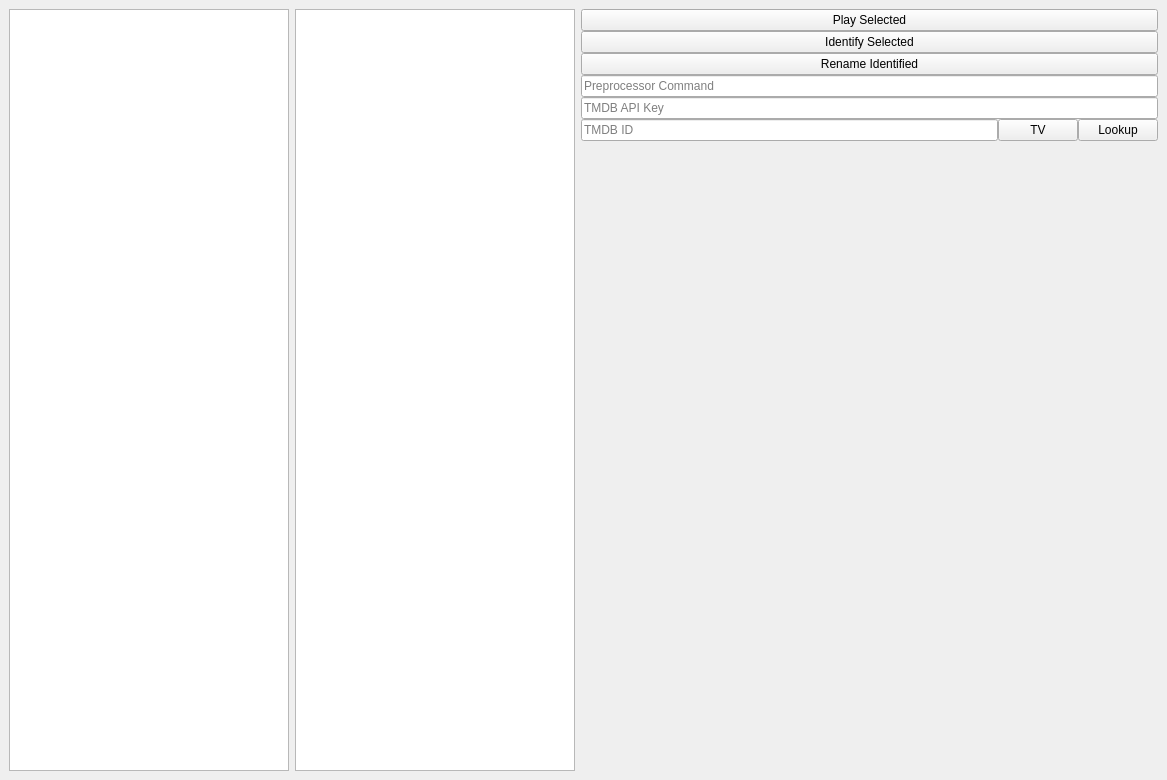
ryanknu/rkworkbench, file mainwindow.ui: the form before one commit.
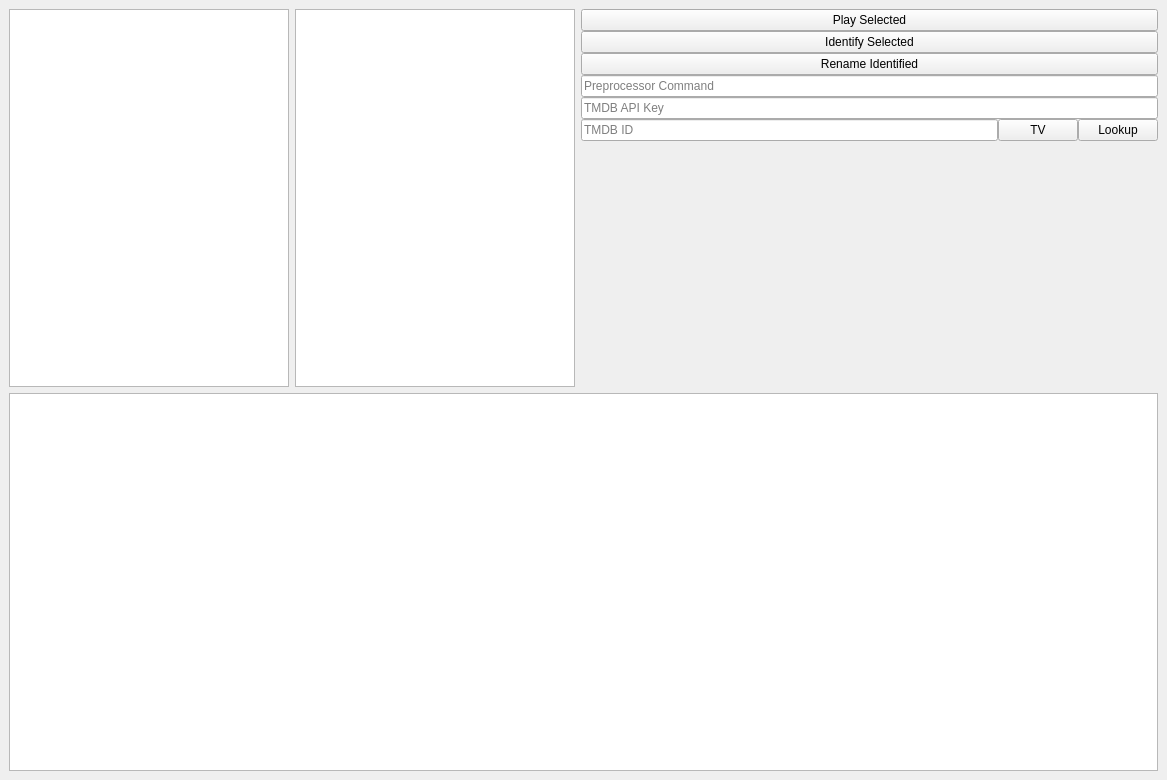
The form after the commit. Custom widgets are drawn as their Qt base class.

The edit to the form file:
```diff
--- a/mainwindow.ui
+++ b/mainwindow.ui
@@ -14,6 +14,8 @@
    <string>RK's Ingest Workbench</string>
   </property>
   <widget class="QWidget" name="centralwidget">
+   <layout class="QVBoxLayout" name="centralVLayout">
+    <item>
    <layout class="QHBoxLayout" name="centralHLayout">
     <item>
      <widget class="QTreeView" name="disksTree">
@@ -141,6 +143,15 @@
        </spacer>
       </item>
      </layout>
+      </item>
+     </layout>
+    </item>
+    <item>
+     <widget class="QListView" name="tasksList">
+      <property name="text" stdset="0">
+       <string>Test</string>
+      </property>
+     </widget>
     </item>
    </layout>
   </widget>
```
Left out of the diff: 2 changed lines with no effect on the pictures. Lines whose indentation alone changed are shown as unchanged.
